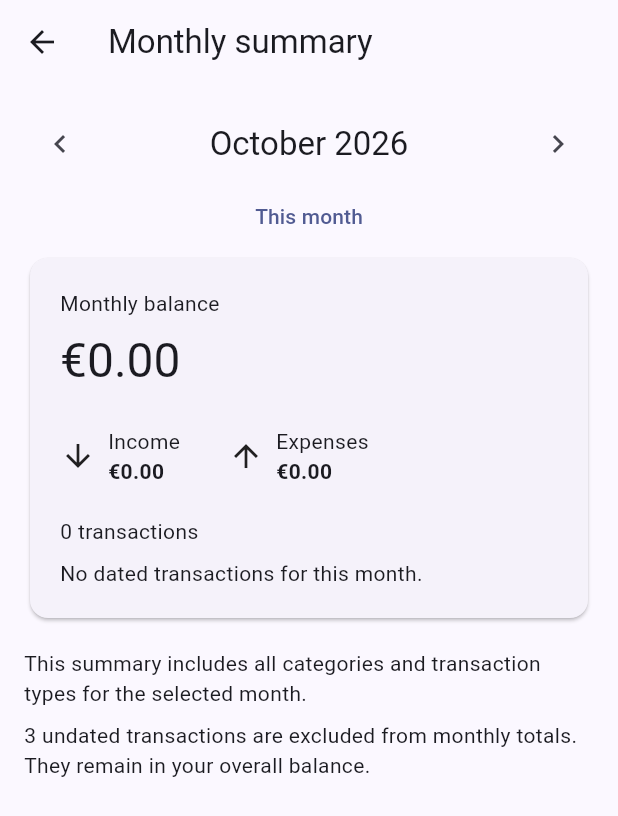
After one commit to cansugedik/pocket_plan, a Flutter app: the screen it shows after launch, after a tap on the "calendar month" icon, on a phone screen of 412 x 824 dp. The commit adds this screen. Shown: the top 816 px of the screen. Run offline on Flutter 3.47's test engine with Material 3 defaults, Android fonts, the phone set to English and light mode, and no system bars; our stand-ins replace shared_preferences.

Commit message:
Add monthly income and expense summary

```diff
--- /dev/null
+++ b/lib/model/monthly_summary.dart
@@ -0,0 +1,43 @@
+import 'transaction.dart';
+
+class MonthlySummary {
+  final double income;
+  final double expense;
+  final int transactionCount;
+
+  const MonthlySummary({
+    required this.income,
+    required this.expense,
+    required this.transactionCount,
+  });
+
+  double get balance => income - expense;
+
+  factory MonthlySummary.fromTransactions(
+    Iterable<Transaction> transactions,
+    DateTime month,
+  ) {
+    var income = 0.0;
+    var expense = 0.0;
+    var count = 0;
+    for (final transaction in transactions) {
+      final date = transaction.date;
+      if (date == null ||
+          date.year != month.year ||
+          date.month != month.month) {
+        continue;
+      }
+      count++;
+      if (transaction.isIncome) {
+        income += transaction.amount;
+      } else {
+        expense += transaction.amount;
+      }
+    }
+    return MonthlySummary(
+      income: income,
+      expense: expense,
+      transactionCount: count,
+    );
+  }
+}
--- a/lib/screens/home_page.dart
+++ b/lib/screens/home_page.dart
@@ -8,6 +8,7 @@ import '../utils/transaction_sort.dart';
 import '../widgets/balance_card.dart';
 import '../widgets/transaction_item.dart';
 import 'add_transaction_page.dart';
+import 'monthly_summary_page.dart';
 
 class HomePage extends StatefulWidget {
   const HomePage({super.key});
@@ -280,6 +281,26 @@ class _HomePageState extends State<HomePage> {
 
     return Scaffold(
       appBar: AppBar(
+        actions: [
+          IconButton(
+            tooltip: 'Monthly summary',
+            onPressed: isLoading
+                ? null
+                : () => Navigator.push(
+                    context,
+                    MaterialPageRoute(
+                      builder: (context) => MonthlySummaryPage(
+                        transactions: List.unmodifiable(transactions),
+                        initialMonth:
+                            monthFilter != null && monthFilter != 'undated'
+                            ? DateTime.parse('$monthFilter-01')
+                            : null,
+                      ),
+                    ),
+                  ),
+            icon: const Icon(Icons.calendar_month),
+          ),
+        ],
         title: const Text(
           'Pocket Plan',
           style: TextStyle(fontWeight: FontWeight.bold),
--- /dev/null
+++ b/lib/screens/monthly_summary_page.dart
@@ -0,0 +1,128 @@
+import 'package:flutter/material.dart';
+
+import '../model/monthly_summary.dart';
+import '../model/transaction.dart';
+import '../widgets/summary_item.dart';
+
+class MonthlySummaryPage extends StatefulWidget {
+  final List<Transaction> transactions;
+  final DateTime? initialMonth;
+
+  const MonthlySummaryPage({
+    super.key,
+    required this.transactions,
+    this.initialMonth,
+  });
+
+  @override
+  State<MonthlySummaryPage> createState() => _MonthlySummaryPageState();
+}
+
+class _MonthlySummaryPageState extends State<MonthlySummaryPage> {
+  late DateTime month;
+
+  @override
+  void initState() {
+    super.initState();
+    final initial = widget.initialMonth ?? DateTime.now();
+    month = DateTime(initial.year, initial.month);
+  }
+
+  void changeMonth(int offset) {
+    setState(() => month = DateTime(month.year, month.month + offset));
+  }
+
+  @override
+  Widget build(BuildContext context) {
+    final summary = MonthlySummary.fromTransactions(widget.transactions, month);
+    final undatedCount = widget.transactions
+        .where((t) => t.date == null)
+        .length;
+    return Scaffold(
+      appBar: AppBar(title: const Text('Monthly summary')),
+      body: ListView(
+        padding: const EdgeInsets.all(16),
+        children: [
+          Row(
+            children: [
+              IconButton(
+                tooltip: 'Previous month',
+                onPressed: () => changeMonth(-1),
+                icon: const Icon(Icons.chevron_left),
+              ),
+              Expanded(
+                child: Text(
+                  MaterialLocalizations.of(context).formatMonthYear(month),
+                  textAlign: TextAlign.center,
+                  style: Theme.of(context).textTheme.titleLarge,
+                ),
+              ),
+              IconButton(
+                tooltip: 'Next month',
+                onPressed: () => changeMonth(1),
+                icon: const Icon(Icons.chevron_right),
+              ),
+            ],
+          ),
+          TextButton(
+            onPressed: () {
+              final now = DateTime.now();
+              setState(() => month = DateTime(now.year, now.month));
+            },
+            child: const Text('This month'),
+          ),
+          Card(
+            child: Padding(
+              padding: const EdgeInsets.all(20),
+              child: Column(
+                crossAxisAlignment: CrossAxisAlignment.start,
+                children: [
+                  const Text('Monthly balance'),
+                  const SizedBox(height: 8),
+                  Text(
+                    '€${summary.balance.toStringAsFixed(2)}',
+                    key: const ValueKey('monthly-balance'),
+                    style: Theme.of(context).textTheme.headlineLarge,
+                  ),
+                  const SizedBox(height: 24),
+                  Wrap(
+                    spacing: 32,
+                    runSpacing: 16,
+                    children: [
+                      SummaryItem(
+                        title: 'Income',
+                        amount: '€${summary.income.toStringAsFixed(2)}',
+                        icon: Icons.arrow_downward,
+                      ),
+                      SummaryItem(
+                        title: 'Expenses',
+                        amount: '€${summary.expense.toStringAsFixed(2)}',
+                        icon: Icons.arrow_upward,
+                      ),
+                    ],
+                  ),
+                  const SizedBox(height: 20),
+                  Text('${summary.transactionCount} transactions'),
+                  if (summary.transactionCount == 0) ...[
+                    const SizedBox(height: 8),
+                    const Text('No dated transactions for this month.'),
+                  ],
+                ],
+              ),
+            ),
+          ),
+          const SizedBox(height: 16),
+          const Text(
+            'This summary includes all categories and transaction types for the selected month.',
+          ),
+          if (undatedCount > 0) ...[
+            const SizedBox(height: 8),
+            Text(
+              '$undatedCount undated transactions are excluded from monthly totals. They remain in your overall balance.',
+            ),
+          ],
+        ],
+      ),
+    );
+  }
+}
--- a/lib/widgets/summary_item.dart
+++ b/lib/widgets/summary_item.dart
@@ -15,6 +15,7 @@ class SummaryItem extends StatelessWidget {
   @override
   Widget build(BuildContext context) {
     return Row(
+      mainAxisSize: MainAxisSize.min,
       children: [
         Icon(icon),
         const SizedBox(width: 8),
@@ -22,12 +23,7 @@ class SummaryItem extends StatelessWidget {
           crossAxisAlignment: CrossAxisAlignment.start,
           children: [
             Text(title),
-            Text(
-              amount,
-              style: const TextStyle(
-                fontWeight: FontWeight.bold,
-              ),
-            ),
+            Text(amount, style: const TextStyle(fontWeight: FontWeight.bold)),
           ],
         ),
       ],
```
Also changed, not shown: 1 other file.
